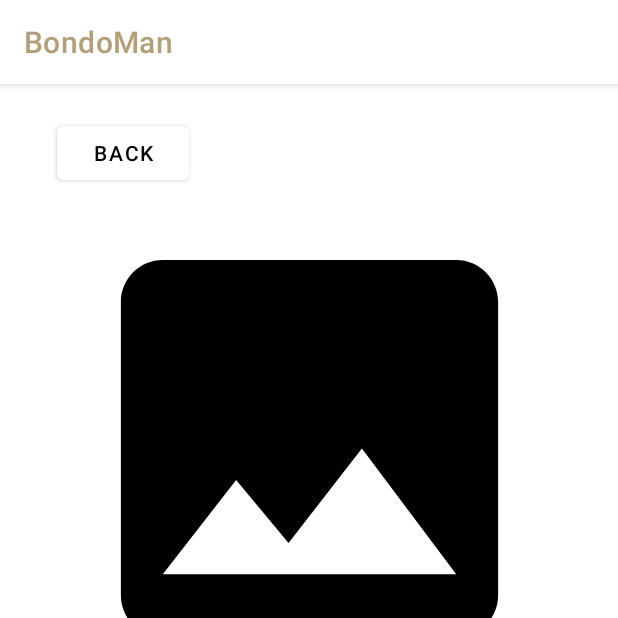
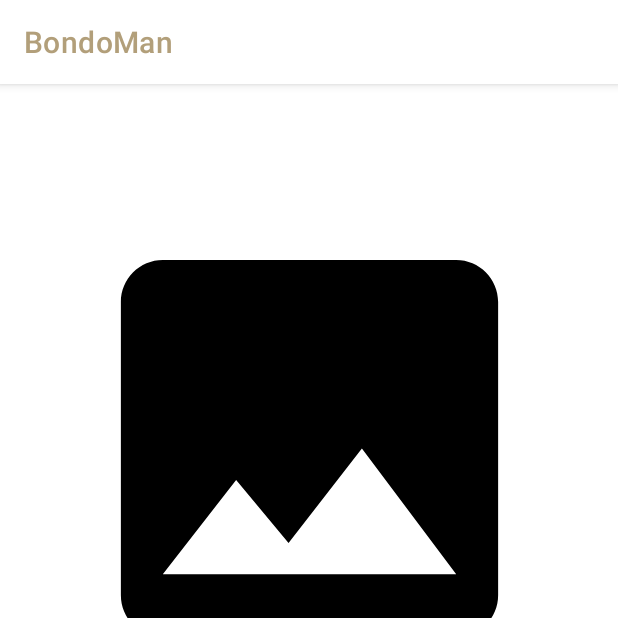
Before and after one commit to auliamey/Android-JWR, an Android app: the ScanActivity screen opened directly, with no data from a screen before it, on a phone screen of 412 x 824 dp, the top half of it. Run offline under Robolectric (Android 15) with nearby library versions, the phone set to English and light mode, and no system bars; pictures from the network do not load; Roboto replaces fonts that are not available here; 3 statements that could not run were skipped.

Commit message:
refactor code

```diff
--- a/app/src/main/java/com/example/pbd_jwr/ScanActivity.kt
+++ b/app/src/main/java/com/example/pbd_jwr/ScanActivity.kt
@@ -72,15 +72,10 @@ class ScanActivity : AppCompatActivity() {
         val galleryBtn: Button = binding.galleryBtn
         val uploadButton: Button = binding.uploadBtn
         val saveBtn: Button = binding.saveTransactionsBtn
-        val backBtn: Button = binding.backBtn
 
         val placeholderImage: ImageView = binding.imageView
         placeholderImage.setImageResource(R.drawable.baseline_insert_photo_24)
         addDummyTransactions("{\"items\":{\"items\":[{\"name\":\"none\",\"qty\":0,\"price\":0}]}}")
-
-        backBtn.setOnClickListener {
-            finish()
-        }
 
         scanButton.setOnClickListener {
             checkAndRequestPermissions()
--- a/app/src/main/res/layout/activity_scan.xml
+++ b/app/src/main/res/layout/activity_scan.xml
@@ -53,17 +53,6 @@
         app:layout_constraintVertical_bias="0.366"
         tools:srcCompat="@tools:sample/avatars" />
 
-    <Button
-        android:id="@+id/backBtn"
-        android:layout_width="wrap_content"
-        android:layout_height="wrap_content"
-        android:text="Back"
-        app:layout_constraintBottom_toTopOf="@+id/imageView"
-        app:layout_constraintEnd_toEndOf="parent"
-        app:layout_constraintHorizontal_bias="0.117"
-        app:layout_constraintStart_toStartOf="parent"
-        app:layout_constraintTop_toTopOf="parent"
-        app:layout_constraintVertical_bias="0.794" />
 
     <Button
         android:id="@+id/saveTransactionsBtn"
```
